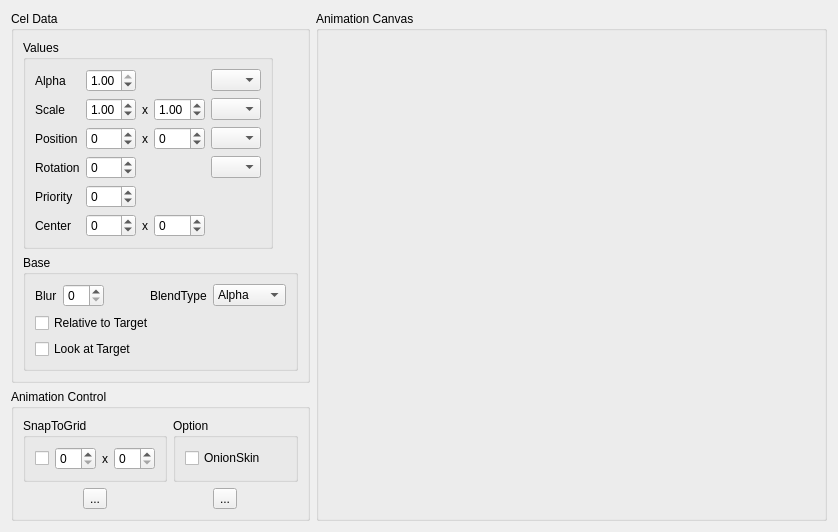
wasedaigo/samancing-roga, file AnimationViewer/AnimationViewer.ui: the form before one commit.
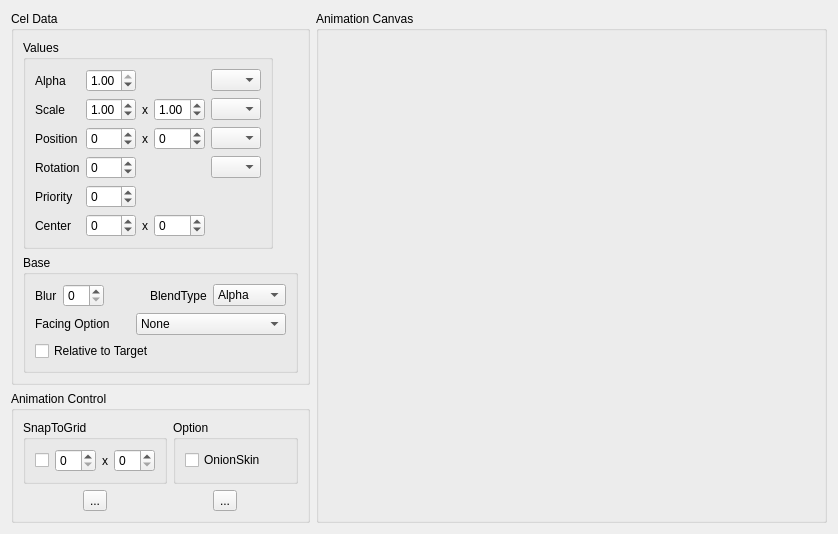
The form after the commit. Icons and pictures are not drawn.

Commit message: - Fixed center point issue - Added face to move direction option

```diff
--- a/AnimationViewer/AnimationViewer.ui
+++ b/AnimationViewer/AnimationViewer.ui
@@ -370,21 +370,50 @@
            <item>
             <layout class="QVBoxLayout" name="verticalLayout_2">
              <item>
-              <widget class="QCheckBox" name="relativeToTargetCheckBox">
-               <property name="text">
-                <string>Relative to Target</string>
-               </property>
-              </widget>
-             </item>
-             <item>
-              <widget class="QCheckBox" name="lookAtTargetCheckBox">
-               <property name="text">
-                <string>Look at Target</string>
-               </property>
-              </widget>
+              <layout class="QHBoxLayout" name="horizontalLayout_6">
+               <item>
+                <widget class="QLabel" name="label_2">
+                 <property name="text">
+                  <string>Facing Option</string>
+                 </property>
+                </widget>
+               </item>
+               <item>
+                <widget class="QComboBox" name="facingOptionCombobox">
+                 <property name="maximumSize">
+                  <size>
+                   <width>150</width>
+                   <height>16777215</height>
+                  </size>
+                 </property>
+                 <item>
+                  <property name="text">
+                   <string>None</string>
+                  </property>
+                 </item>
+                 <item>
+                  <property name="text">
+                   <string>Look at target</string>
+                  </property>
+                 </item>
+                 <item>
+                  <property name="text">
+                   <string>Look at moving direction</string>
+                  </property>
+                 </item>
+                </widget>
+               </item>
+              </layout>
              </item>
             </layout>
            </item>
+           <item>
+            <widget class="QCheckBox" name="relativeToTargetCheckBox">
+             <property name="text">
+              <string>Relative to Target</string>
+             </property>
+            </widget>
+           </item>
           </layout>
          </widget>
         </item>
```
The commit also changes 7 other files.
